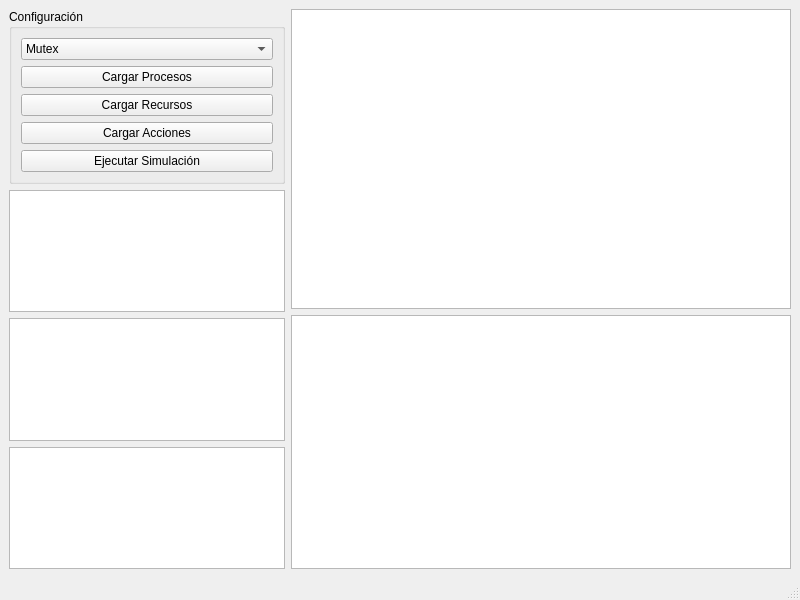
Old version of the form sincronizacion_calendarizacion/synchronizationwindow.ui in the repository chuy-zip/PROYECTO3_SISTOS.
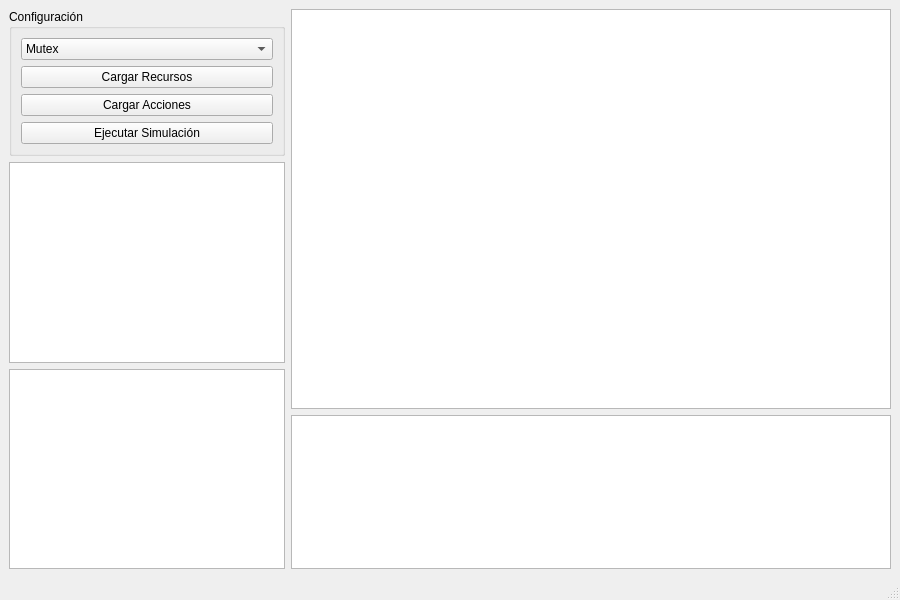
New version of the form.

```diff
--- a/sincronizacion_calendarizacion/synchronizationwindow.ui
+++ b/sincronizacion_calendarizacion/synchronizationwindow.ui
@@ -6,7 +6,7 @@
    <rect>
     <x>0</x>
     <y>0</y>
-    <width>800</width>
+    <width>900</width>
     <height>600</height>
    </rect>
   </property>
@@ -37,13 +37,6 @@
            </item>
           </widget>
          </item>
-         <item>
-          <widget class="QPushButton" name="btnLoadProcesses">
-           <property name="text">
-            <string>Cargar Procesos</string>
-           </property>
-          </widget>
-         </item>
          <item>
           <widget class="QPushButton" name="btnLoadResources">
            <property name="text">
@@ -68,9 +61,6 @@
         </layout>
        </widget>
       </item>
-      <item>
-       <widget class="QTextEdit" name="txtProcesses"/>
-      </item>
       <item>
        <widget class="QTextEdit" name="txtResources"/>
       </item>
@@ -85,8 +75,8 @@
        <widget class="QGraphicsView" name="graphicsView">
         <property name="minimumSize">
          <size>
-          <width>500</width>
-          <height>300</height>
+          <width>600</width>
+          <height>400</height>
          </size>
         </property>
        </widget>
```
Left out of the diff: 4 changed lines with no effect on the pictures.
